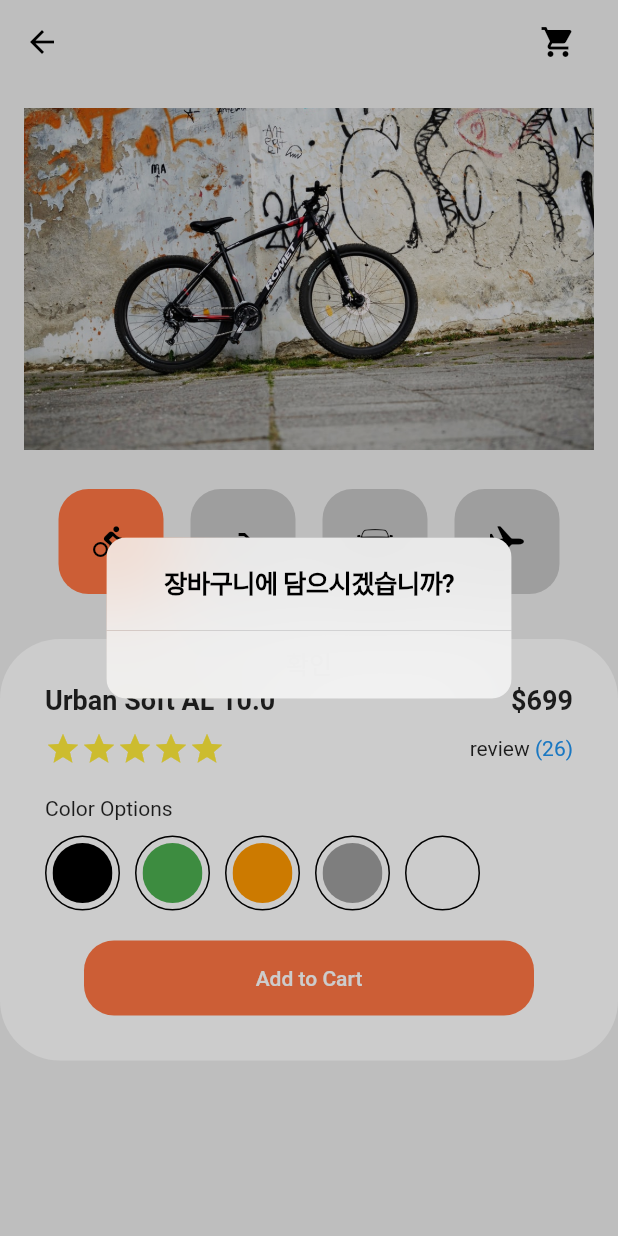
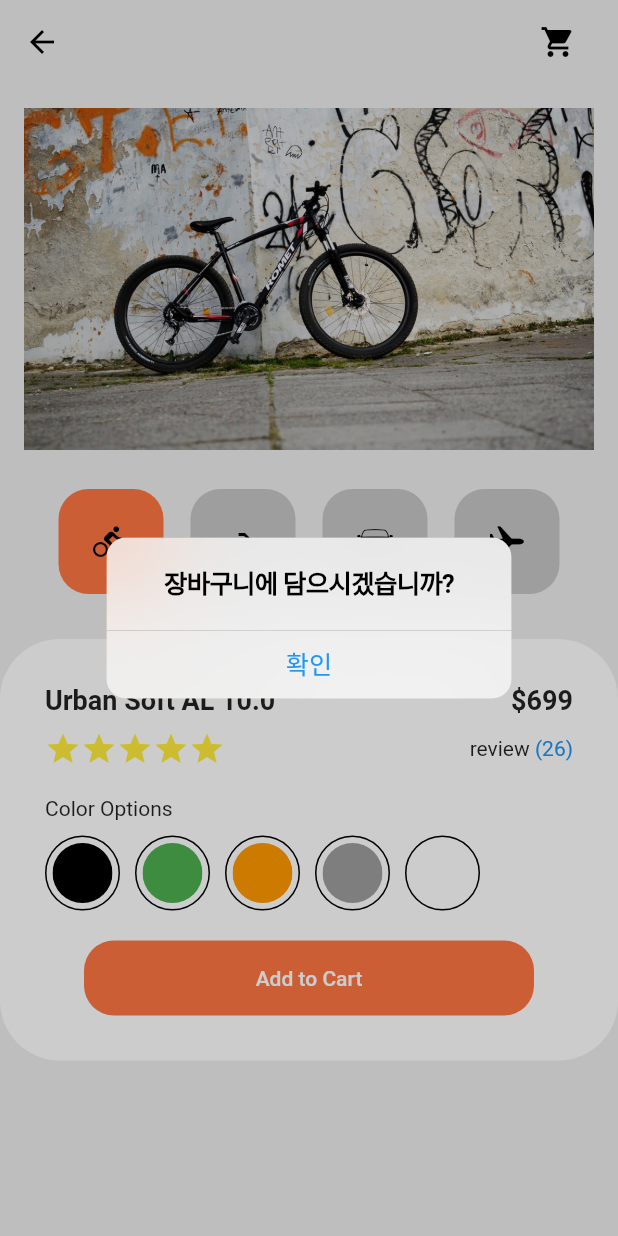
Before and after one commit to hhmkorea/flutter_shoppingcart, a Flutter app: the screen it shows after launch, after a tap on "Add to Cart", on a phone screen of 412 x 824 dp. Run offline on Flutter 3.47's test engine with Material 2 defaults, Android fonts, the phone set to English and light mode, and no system bars.

Commit message:
버튼글자 보이게 색변경

```diff
--- a/lib/components/shoppingcart_detail.dart
+++ b/lib/components/shoppingcart_detail.dart
@@ -137,7 +137,12 @@ class ShoppingCartDetail extends StatelessWidget {
               title: const Text("장바구니에 담으시겠습니까?"),
               actions: [
                 CupertinoDialogAction(
-                  child: const Text("확인"),
+                  child: const Text(
+                    "확인",
+                    style: TextStyle(
+                      color: Colors.blue,
+                    ),
+                  ),
                   onPressed: () {
                     Navigator.pop(context);
                   },
```
